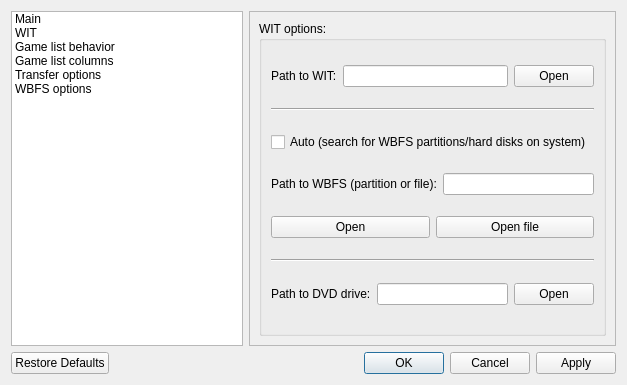
Qt form resources/ui/settings.ui (evertonstz/wiibafu) before a commit.
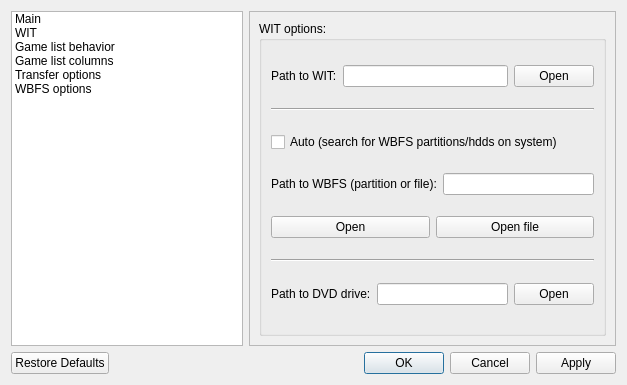
The same form after that commit. The open tabs and pages were chosen to show the change. Icons and pictures are not drawn.

What changed in the file:
```diff
--- a/resources/ui/settings.ui
+++ b/resources/ui/settings.ui
@@ -441,7 +441,7 @@
           <item>
            <widget class="QCheckBox" name="wit_checkBox_Auto">
             <property name="text">
-             <string>Auto (search for WBFS partitions/hard disks on system)</string>
+             <string>Auto (search for WBFS partitions/hdds on system)</string>
             </property>
            </widget>
           </item>
```
Left out of the diff: 3 changed lines with no effect on the pictures.
